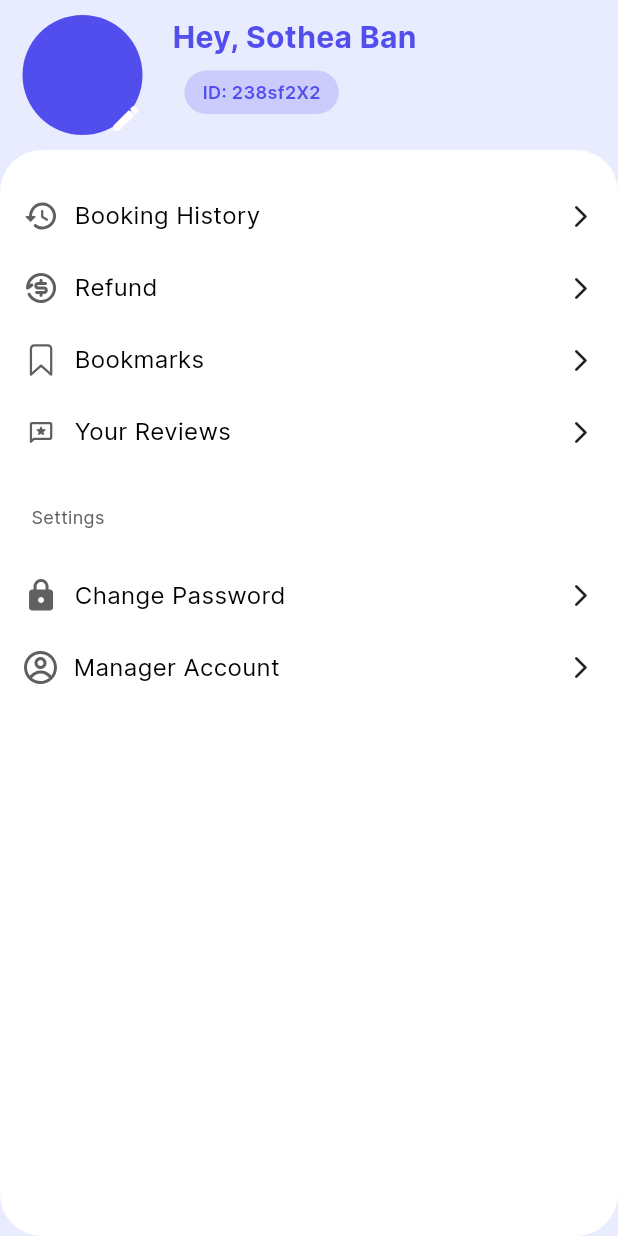
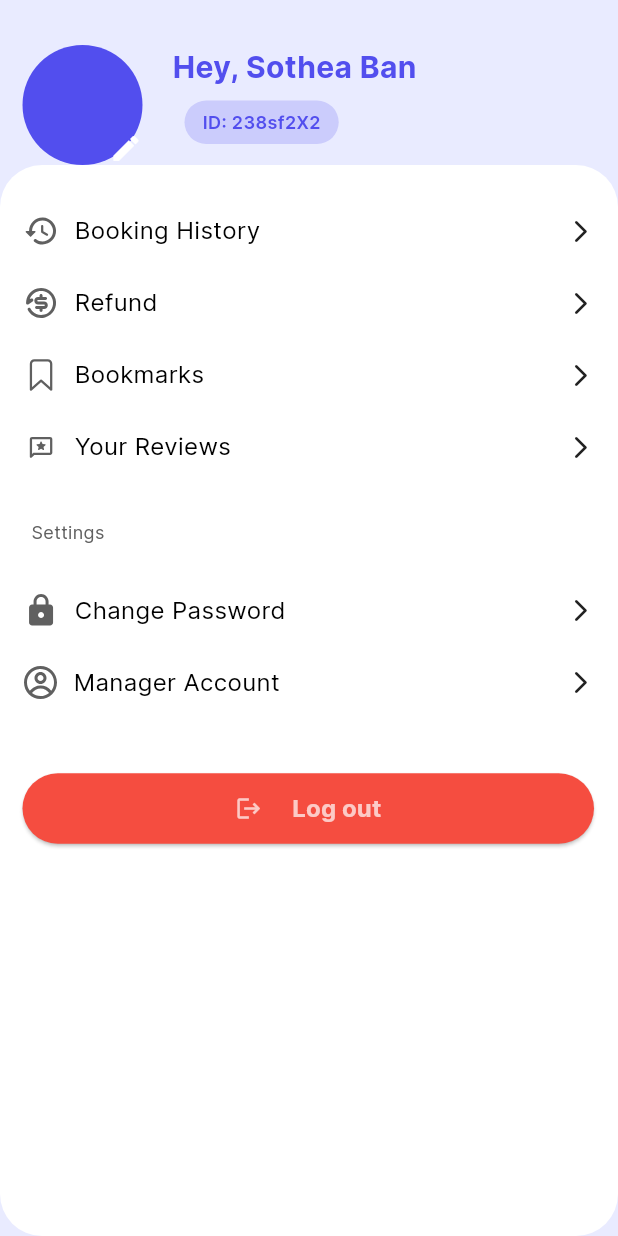
Before and after one commit to Thea-zin/TortbalMiniApp, a Flutter app: the screen it shows after launch, on a phone screen of 412 x 824 dp. Run offline on Flutter 3.47's test engine with Material 3 defaults, Android fonts, the phone set to English and light mode, and no system bars; our stand-ins replace flutter_svg; project files that could hold a hidden picture were left out.

Commit message:
complete profile screen

```diff
--- a/lib/Views/Profile/profile.screen.dart
+++ b/lib/Views/Profile/profile.screen.dart
@@ -1,3 +1,4 @@
+import 'package:flutter/cupertino.dart';
 import 'package:flutter/material.dart';
 import 'package:flutter_svg/svg.dart';
 import 'package:thortbal/Constants/tb_color.dart';
@@ -26,7 +27,8 @@ class _TBProfileScreenState extends State<TBProfileScreen> {
             SafeArea(
               child: Padding(
                 padding:
-                    const EdgeInsets.symmetric(horizontal: 15, vertical: 10),
+                    // const EdgeInsets.symmetric(horizontal: 15, vertical: 10),
+                    const EdgeInsets.only(left: 15, right: 15, top: 30),
                 child: SizedBox(
                   height: 80,
                   child: Row(
@@ -135,6 +137,38 @@ class _TBProfileScreenState extends State<TBProfileScreen> {
                       title: "Manager Account",
                       assetName: TBIcons.tbProfile,
                     ),
+
+                    // Log-Out Bottom
+
+                    Padding(
+                      padding: const EdgeInsets.only(top: 24),
+                      child: ElevatedButton(
+                        style: ElevatedButton.styleFrom(
+                          backgroundColor: Colors.red,
+                          // fixedSize: const Size(double.infinity, 52),
+                          padding: const EdgeInsets.symmetric(vertical: 12),
+                          surfaceTintColor: Colors.white,
+                          foregroundColor: Colors.white70,
+                        ),
+                        onPressed: () {},
+                        child: Row(
+                          mainAxisAlignment: MainAxisAlignment.center,
+                          children: [
+                            const Icon(
+                              Icons.logout,
+                              color: Colors.white70,
+                            ),
+                            const SizedBox(width: 20),
+                            TBText(
+                              "Log out",
+                              textColor: Colors.white70,
+                              fontWeight: FontWeight.bold,
+                              textSize: TBTextSize.large,
+                            ),
+                          ],
+                        ),
+                      ),
+                    )
                   ],
                 ),
               ),
@@ -146,7 +180,11 @@ class _TBProfileScreenState extends State<TBProfileScreen> {
   }
 
   Widget profileRow({required String title, required String assetName}) {
-    return Container(
+    return InkWell(
+      onTap: () {
+        showActionSheet();
+      },
+      child: Container(
         margin: const EdgeInsets.only(bottom: 24),
         height: 24,
         width: double.infinity,
@@ -175,6 +213,19 @@ class _TBProfileScreenState extends State<TBProfileScreen> {
             )
           ],
         ),
+      ),
+    );
+  }
+
+  showActionSheet() {
+    showModalBottomSheet(
+      context: context,
+      builder: (context) {
+        return Container(
+          height: 200,
+          color: Colors.white,
+        );
+      },
     );
   }
 }
```
Lines whose indentation alone changed are shown as unchanged.
